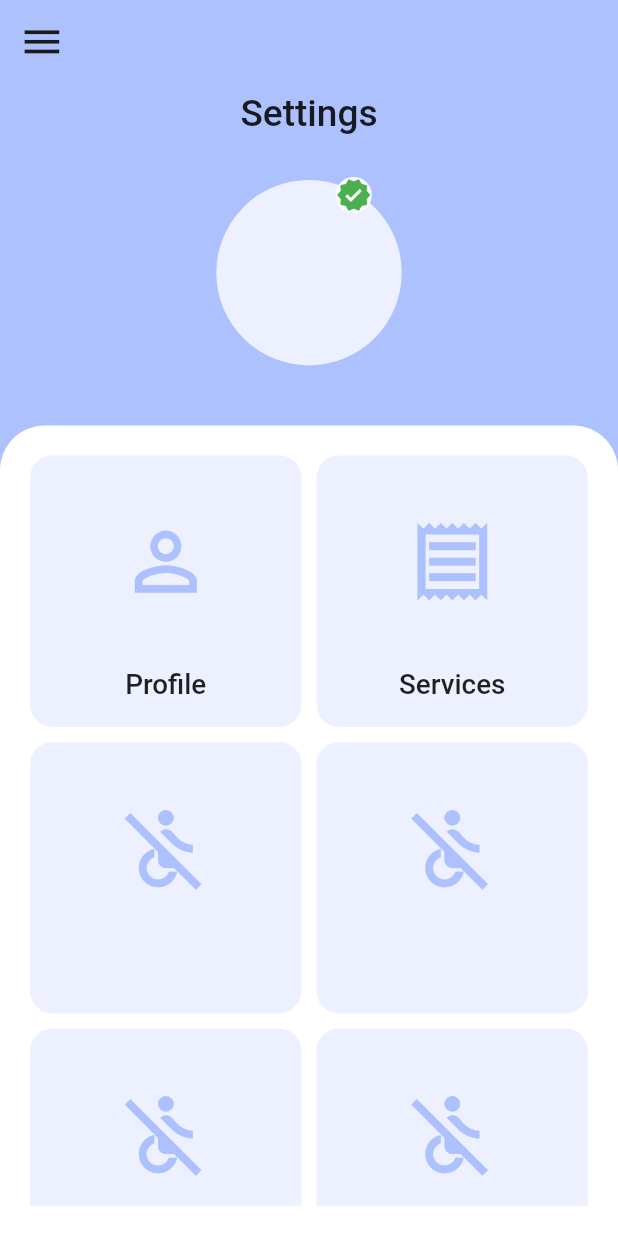
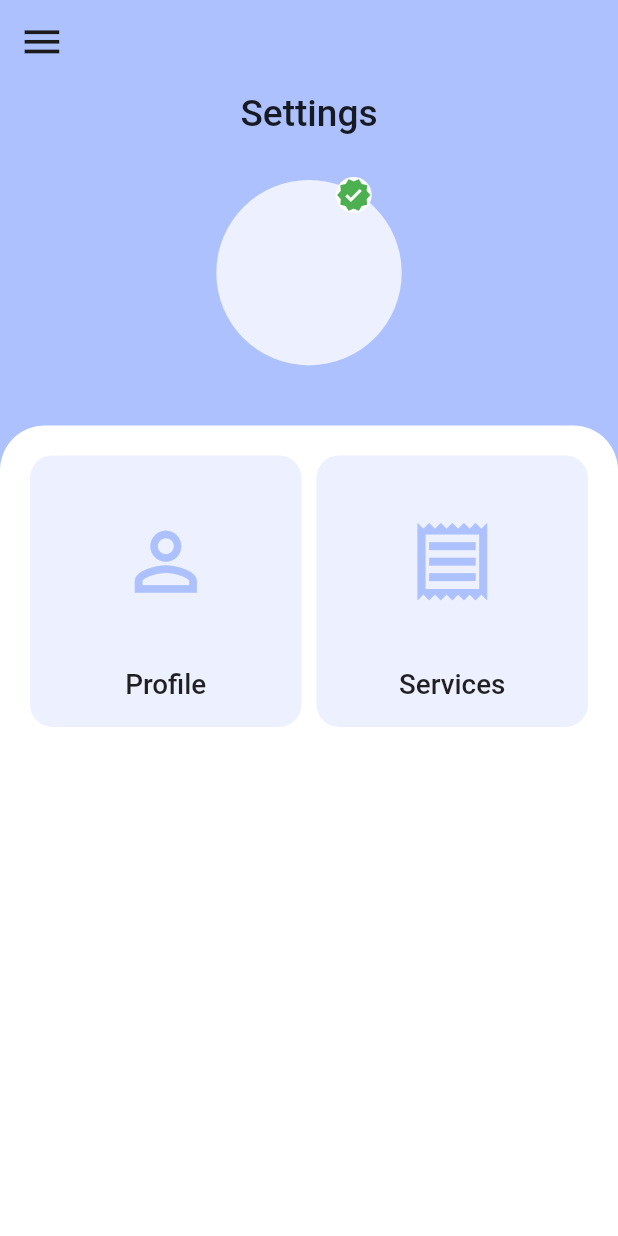
Before and after one commit to chirag0509/electrocare, a Flutter app: the SettingsPage screen opened by its route, on a phone screen of 412 x 824 dp. Run offline on Flutter 3.47's test engine with Material 2 defaults, Android fonts, the light colour scheme and no system bars; our stand-ins replace cached_network_image, cloud_firestore, firebase_auth, firebase_core, flutter_otp_text_field, flutter_rating_bar and 5 more; accounts and stored records are empty.

Commit message:
second commit

```diff
--- a/lib/menu/settings.dart
+++ b/lib/menu/settings.dart
@@ -3,7 +3,6 @@ import 'package:electrocare/repository/models/userModel.dart';
 import 'package:electrocare/user/services.dart';
 import 'package:firebase_auth/firebase_auth.dart';
 import 'package:flutter/material.dart';
-import 'package:font_awesome_flutter/font_awesome_flutter.dart';
 import 'package:get/get.dart';
 import '../repository/controller/colorController.dart';
 import '../repository/database/handleUser.dart';
@@ -110,13 +109,9 @@ class _SettingsPageState extends State<SettingsPage> {
                             crossAxisSpacing: 10,
                             childAspectRatio: 1,
                             crossAxisCount: 2),
-                        itemCount: 6,
+                        itemCount: 2,
                         itemBuilder: (context, index) {
-                          String title = index == 0
-                              ? "Profile"
-                              : index == 1
-                                  ? "Services"
-                                  : "";
+                          String title = index == 0 ? "Profile" : "Services";
 
                           IconData icon = index == 0
                               ? Icons.person_outline
--- a/lib/user/services.dart
+++ b/lib/user/services.dart
@@ -114,7 +114,7 @@ class _ServicesState extends State<Services> {
                           DateTime dateTime = timestamp.toDate();
 
                           String formattedDate =
-                              DateFormat('dd MMM').format(dateTime);
+                              DateFormat('dd-MM-yyyy').format(dateTime);
 
                           String formattedTime =
                               DateFormat('HH:mm').format(dateTime);
```
Also changed, not shown: pubspec.lock.
